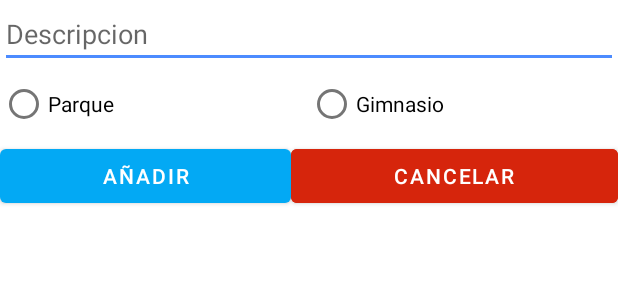
After one commit to Darth-AAFH/Proyecto, an Android app: the layout dialog_interface.xml on its own in the app's theme, with its tools: preview values and no code run, on a phone screen of 412 x 824 dp. The commit adds this screen. Shown: the top 300 px of the screen. Run offline under Robolectric (Android 15) with nearby library versions, the phone set to English and light mode, and no system bars.

Commit message:
AlertDialog for markers functional

```diff
--- a/app/build.gradle
+++ b/app/build.gradle
@@ -44,9 +44,11 @@ dependencies {
     implementation 'androidx.constraintlayout:constraintlayout:2.1.3'
     implementation 'androidx.lifecycle:lifecycle-livedata-ktx:2.4.1'
     implementation 'androidx.lifecycle:lifecycle-viewmodel-ktx:2.4.1'
-    implementation 'androidx.navigation:navigation-fragment-ktx:2.4.1'
-    implementation 'androidx.navigation:navigation-ui-ktx:2.4.1'
+    implementation 'androidx.navigation:navigation-fragment-ktx:2.4.2'
+    implementation 'androidx.navigation:navigation-ui-ktx:2.4.2'
     implementation 'androidx.annotation:annotation:1.3.0'
+    implementation 'com.google.firebase:firebase-auth:21.0.3'
+    implementation 'com.google.firebase:firebase-firestore-ktx:24.1.0'
     testImplementation 'junit:junit:4.13.2'
     androidTestImplementation 'androidx.test.ext:junit:1.1.3'
     androidTestImplementation 'androidx.test.espresso:espresso-core:3.4.0'
--- /dev/null
+++ b/app/src/main/res/layout/dialog_interface.xml
@@ -0,0 +1,59 @@
+<?xml version="1.0" encoding="utf-8"?>
+<LinearLayout xmlns:android="http://schemas.android.com/apk/res/android"
+    android:orientation="vertical"
+    android:layout_width="match_parent"
+    android:layout_height="wrap_content">
+
+
+    <EditText
+        android:id="@+id/PlacesName"
+        android:layout_width="match_parent"
+        android:layout_height="wrap_content"
+        android:ems="10"
+        android:inputType="textPersonName"
+        android:hint="Descripcion" />
+
+    <RadioGroup
+        android:id="@+id/RadioGroupDialog"
+        android:layout_width="match_parent"
+        android:layout_height="match_parent"
+        android:orientation="horizontal"
+        android:layout_gravity="center_horizontal"
+
+        >
+        <RadioButton
+            android:id="@+id/rdBtnPark"
+            android:layout_width="205dp"
+            android:layout_height="wrap_content"
+            android:text="Parque" />
+
+        <RadioButton
+            android:id="@+id/rdBtnGym"
+            android:layout_width="205dp"
+            android:layout_height="wrap_content"
+            android:text="Gimnasio" />
+    </RadioGroup>
+
+    <LinearLayout
+        android:layout_width="match_parent"
+        android:layout_height="wrap_content"
+        android:orientation="horizontal">
+
+        <Button
+            android:id="@+id/buttonAddAlert"
+            android:layout_width="wrap_content"
+            android:layout_height="wrap_content"
+            android:layout_weight="1"
+            android:text="Añadir"
+            />
+
+        <Button
+            android:id="@+id/buttonCancelAlert"
+            android:layout_width="wrap_content"
+            android:layout_height="wrap_content"
+            android:layout_weight="1"
+            android:backgroundTint="@color/chrono_running"
+            android:text="Cancelar" />
+    </LinearLayout>
+
+</LinearLayout>
```
Also changed, not shown: app/src/main/AndroidManifest.xml (+3 -12 lines), app/src/main/java/com/example/wildtracker/ui/MapsActivity.kt (+90 -38 lines), app/src/main/res/drawable-mdpi/forest.png (added), app/src/main/res/drawable-mdpi/gym.png (added), app/src/main/res/drawable-mdpi/location.png (added), app/src/main/res/drawable-mdpi/park.png (added), app/src/main/res/drawable-mdpi/pin.png (added), app/src/main/res/drawable/location.png (deleted).
